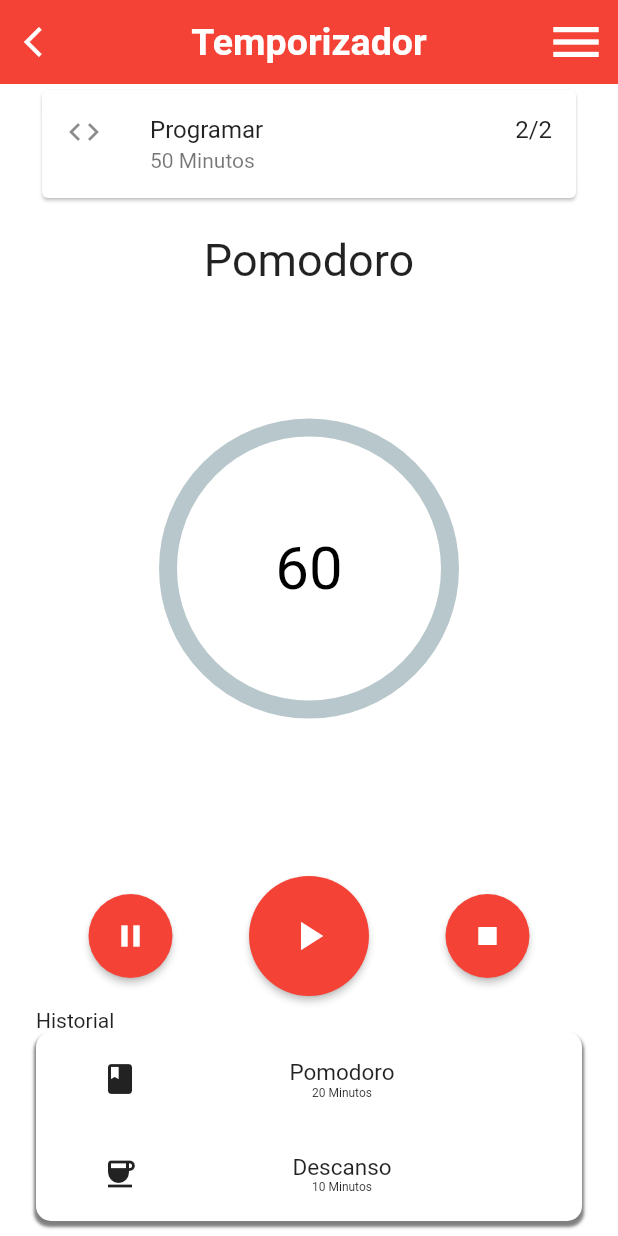
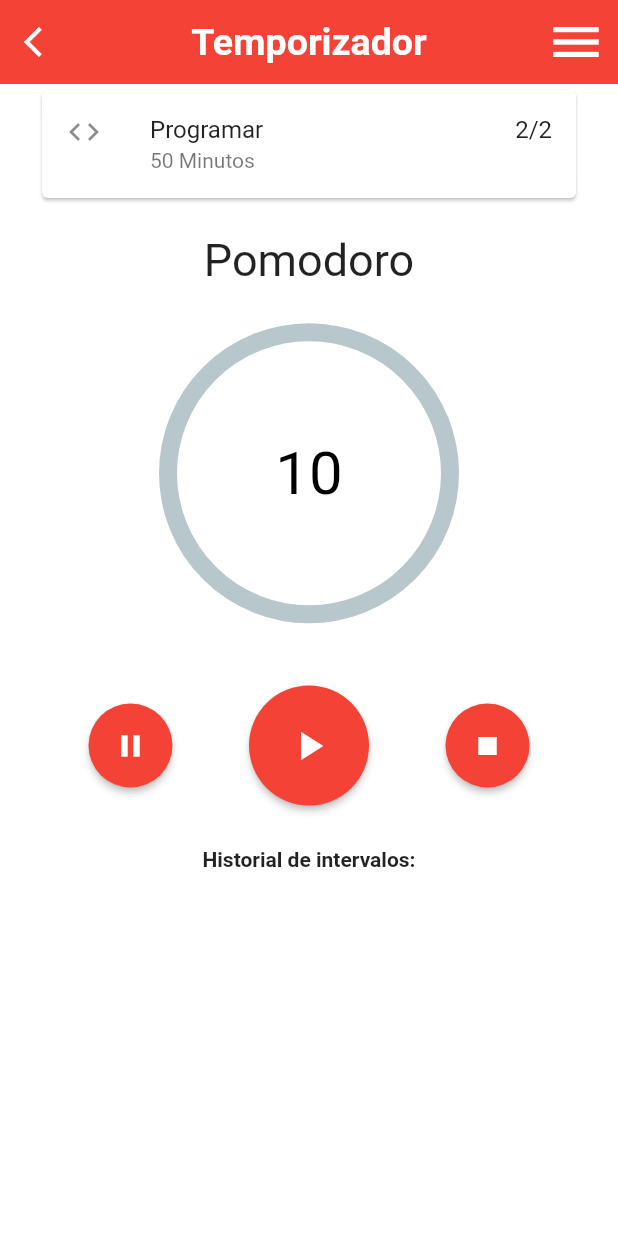
Before and after one commit to PanchiAnubis/pomoFinal, a Flutter app: the Pomodoro screen opened by its route, on a phone screen of 412 x 824 dp. Run offline on Flutter 3.47's test engine with Material 2 defaults, Android fonts, the phone set to English and light mode, and no system bars; drawn by our look-alikes of percent_indicator; our stand-ins replace flutter_clean_architecture, google_fonts.

Commit message:
temporizador funcional con historial

```diff
--- a/lib/app/pages/example/pomodoroscreen.dart
+++ b/lib/app/pages/example/pomodoroscreen.dart
@@ -15,11 +15,12 @@ class Pomodoro extends StatefulWidget {
 }
 
 class _PomodoroState extends State<Pomodoro> {
-  int _seconds = 60; // Valor inicial del temporizador
+  int _seconds = 10; // Valor inicial del temporizador
   int _currentInterval = 0; // Indicador del intervalo actual
-  List<int> _intervals = [60, 30, 60]; // Duraciones de los intervalos
+  List<int> _intervals = [10, 5, 10]; // Duraciones de los intervalos
   bool _isRunning = false;
   Timer? _timer;
+  List<String> _intervalHistory = [];
 
   void _startTimer() {
     if (!_isRunning) {
@@ -30,6 +31,11 @@ class _PomodoroState extends State<Pomodoro> {
           } else {
             _timer?.cancel();
             _isRunning = false;
+
+            // Almacenar el intervalo en el historial
+            String intervalName = _getIntervalLabel();
+            String intervalDuration = _intervals[_currentInterval].toString();
+            _intervalHistory.add('$intervalName\n$intervalDuration segundos');
 
             // Cambiar al siguiente intervalo
             _currentInterval++;
@@ -66,6 +72,10 @@ class _PomodoroState extends State<Pomodoro> {
 
   String _getIntervalLabel() {
     return (_currentInterval % 2 == 0) ? 'Pomodoro' : 'Descanso';
+  }
+
+  IconData _getIntervalIcon() {
+    return (_getIntervalLabel() == 'Pomodoro') ? Icons.book : Icons.coffee;
   }
 
   @override
@@ -150,20 +160,24 @@ class _PomodoroState extends State<Pomodoro> {
               ),
             ),
 
-            Padding(
-              padding: EdgeInsets.only(left: 24.0),
-              child: Align(
-                alignment: Alignment.centerLeft,
-                child: Text(
-                  "Historial",
-                  textAlign: TextAlign.left,
+            SizedBox(height: 20),
+            Text(
+              'Historial de intervalos:',
+              style: TextStyle(fontWeight: FontWeight.bold),
             ),
-              ),
-            ),
-            Container(
-              padding: EdgeInsets.only(left: 24.0, right: 24.0, bottom: 10.0),
-              child: Container(
-                width: double.infinity,
+            SizedBox(height: 10),
+            Expanded(
+              child: ListView.builder(
+                itemCount: _intervalHistory.length,
+                itemBuilder: (context, index) {
+                  String interval = _intervalHistory[index];
+                  String intervalName = interval.split('\n')[0];
+                  String intervalDuration = interval.split('\n')[1];
+                  IconData intervalIcon =
+                      (intervalName == 'Pomodoro') ? Icons.book : Icons.coffee;
+
+                  return Container(
+                    padding: EdgeInsets.all(8.0),
                     decoration: BoxDecoration(
                       color: Colors.white,
                       borderRadius: BorderRadius.circular(10),
@@ -176,18 +190,25 @@ class _PomodoroState extends State<Pomodoro> {
                         ),
                       ],
                     ),
-                child: Column(
+                    margin: EdgeInsets.symmetric(vertical: 5.0),
+                    child: Row(
                       children: [
-                    Padding(
-                      padding: EdgeInsets.only(top: 10.0, bottom: 10),
-                      child: PomodoroHistorial(),
+                        Icon(intervalIcon),
+                        SizedBox(width: 10),
+                        Column(
+                          crossAxisAlignment: CrossAxisAlignment.start,
+                          children: [
+                            Text(
+                              intervalName,
+                              style: TextStyle(fontWeight: FontWeight.bold),
                             ),
-                    Padding(
-                      padding: EdgeInsets.only(top: 10.0, bottom: 10),
-                      child: Coffee(),
+                            Text(intervalDuration),
+                          ],
                         ),
                       ],
                     ),
+                  );
+                },
               ),
             ),
           ],
```
Also changed, not shown: 1 other file. Lines whose indentation alone changed are shown as unchanged.
